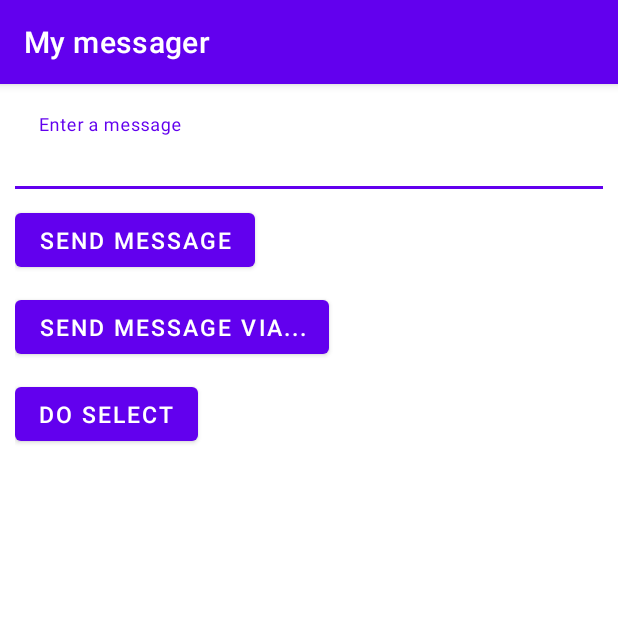
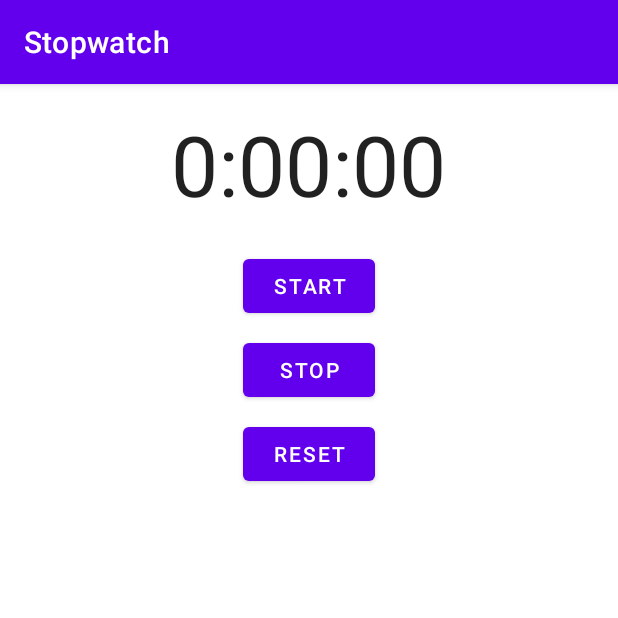
Before and after one commit to VAShapovalova/AppForMobDev, an Android app: the screen it shows after launch (CreateMessageActivity before the commit, StopwatchActivity after it), on a phone screen of 412 x 824 dp, the top half of it. Run offline under Robolectric (Android 15) with nearby library versions, the phone set to English and light mode, and no system bars.

Commit message:
Add 4 lesson

```diff
--- a/app/src/main/java/com/example/appformobdev/CreateMessageActivity.kt
+++ /dev/null
@@ -1,57 +0,0 @@
-package com.example.appformobdev
-
-import android.app.Activity
-import android.content.Intent
-import android.os.Bundle
-import android.widget.Button
-import androidx.activity.result.contract.ActivityResultContracts
-import androidx.appcompat.app.AppCompatActivity
-import com.google.android.material.textfield.TextInputLayout
-
-class CreateMessageActivity : AppCompatActivity() {
-    override fun onCreate(savedInstanceState: Bundle?) {
-        super.onCreate(savedInstanceState)
-        setContentView(R.layout.activity_create_message)
-
-        val textMessage = findViewById<TextInputLayout>(R.id.main_message)
-        val sendMessage = findViewById<Button>(R.id.main_send)
-        val sendMessageVia = findViewById<Button>(R.id.main_send_via)
-        val selectMessage = findViewById<Button>(R.id.main_select)
-
-        sendMessage.setOnClickListener {
-            val messageActivity = Intent(it.context, ReceiveMessageActivity::class.java).also { intent ->
-                val text = textMessage.editText?.text.toString()
-
-                intent.putExtra("message", text)
-            }
-
-            startActivity(messageActivity)
-        }
-
-        sendMessageVia.setOnClickListener {
-            val intent = Intent(Intent.ACTION_SEND).also { intent ->
-                val text = textMessage.editText?.text.toString()
-
-                intent.type = "text/html"
-                intent.putExtra(Intent.EXTRA_TEXT, text)
-            }
-
-            startActivity(intent)
-        }
-
-        val resultLauncher =
-            registerForActivityResult(ActivityResultContracts.StartActivityForResult()) { result ->
-                if (result.resultCode == Activity.RESULT_OK) {
-                    val data = result.data
-
-                    textMessage.editText?.setText(data?.getStringExtra("text"))
-                }
-            }
-
-        selectMessage.setOnClickListener {
-            val selectActivity = Intent(it.context, SelectMessageActivity::class.java)
-
-            resultLauncher.launch(selectActivity)
-        }
-    }
-}
--- /dev/null
+++ b/app/src/main/java/com/example/appformobdev/StopwatchActivity.kt
@@ -0,0 +1,80 @@
+package com.example.appformobdev
+
+import android.os.Bundle
+import android.os.Handler
+import android.os.Looper
+import android.view.View
+import android.widget.TextView
+import androidx.appcompat.app.AppCompatActivity
+import java.util.*
+
+class StopwatchActivity : AppCompatActivity() {
+    private var allSeconds = 0
+    private var isRunning = false
+
+
+    override fun onCreate(savedInstanceState: Bundle?) {
+        super.onCreate(savedInstanceState)
+        setContentView(R.layout.activity_stopwatch)
+
+        if (savedInstanceState != null) {
+            allSeconds = savedInstanceState.getInt(ALL_SECOND)
+            isRunning = savedInstanceState.getBoolean(IS_RUNNING)
+        }
+
+        runTimer()
+    }
+
+    private fun runTimer() {
+        val timeView: TextView = findViewById(R.id.time_view)
+
+        val handler = Handler(Looper.getMainLooper())
+        handler.run {
+            post(object : Runnable {
+                override fun run() {
+
+                    timeView.text = getTime()
+
+                    if (isRunning) {
+                        allSeconds++
+                    }
+                    handler.postDelayed(this, 1000)
+                }
+            })
+        }
+    }
+
+    private fun getTime(): String {
+        val hours = allSeconds / 3600
+        val minutes = (allSeconds % 3600) / 60
+        val secs = allSeconds % 60
+
+        return String.format(Locale.getDefault(), "%d:%02d:%02d", hours, minutes, secs)
+    }
+
+    override fun onSaveInstanceState(outState: Bundle) {
+        outState.putInt(ALL_SECOND, allSeconds)
+        outState.putBoolean(IS_RUNNING, isRunning)
+
+        super.onSaveInstanceState(outState)
+    }
+
+
+    fun onClickStart(v: View) {
+        isRunning = true
+    }
+
+    fun onClickStop(v: View) {
+        isRunning = false
+    }
+
+    fun onClickReset(v: View) {
+        isRunning = false
+        allSeconds = 0
+    }
+
+    companion object {
+        private const val ALL_SECOND = "all_seconds"
+        private const val IS_RUNNING = "is_running"
+    }
+}
--- a/app/src/main/res/layout/activity_create_message.xml
+++ /dev/null
@@ -1,50 +0,0 @@
-<?xml version="1.0" encoding="utf-8"?>
-<LinearLayout xmlns:android="http://schemas.android.com/apk/res/android"
-    xmlns:app="http://schemas.android.com/apk/res-auto"
-    xmlns:tools="http://schemas.android.com/tools"
-    android:layout_width="match_parent"
-    android:layout_height="match_parent"
-    android:gravity="start"
-    android:orientation="vertical"
-    android:padding="10sp"
-    tools:context=".CreateMessageActivity">
-
-
-    <com.google.android.material.textfield.TextInputLayout
-        android:id="@+id/main_message"
-        android:layout_width="match_parent"
-        android:layout_height="60sp"
-        android:hint="@string/enter_message">
-
-        <com.google.android.material.textfield.TextInputEditText
-            android:layout_width="match_parent"
-            android:layout_height="wrap_content"
-            android:background="@android:color/transparent"
-            android:inputType="text"
-            android:textSize="20sp" />
-    </com.google.android.material.textfield.TextInputLayout>
-
-    <Button
-        android:id="@+id/main_send"
-        android:layout_width="wrap_content"
-        android:layout_height="wrap_content"
-        android:layout_marginTop="10sp"
-        android:text="@string/send_message_button"
-        android:textSize="15sp" />
-
-    <Button
-        android:id="@+id/main_send_via"
-        android:layout_width="wrap_content"
-        android:layout_height="wrap_content"
-        android:layout_marginTop="10sp"
-        android:text="@string/send_message_via_button"
-        android:textSize="15sp" />
-
-    <Button
-        android:id="@+id/main_select"
-        android:layout_width="wrap_content"
-        android:layout_height="wrap_content"
-        android:layout_marginTop="10sp"
-        android:text="@string/select_message_button"
-        android:textSize="15sp" />
-</LinearLayout>
--- /dev/null
+++ b/app/src/main/res/layout/activity_stopwatch.xml
@@ -0,0 +1,46 @@
+<?xml version="1.0" encoding="utf-8"?>
+<LinearLayout
+    xmlns:android="http://schemas.android.com/apk/res/android"
+    xmlns:tools="http://schemas.android.com/tools"
+    android:layout_width="match_parent"
+    android:layout_height="match_parent"
+    android:orientation="vertical"
+    android:padding="16dp"
+    tools:context=".StopwatchActivity">
+
+    <TextView
+        android:id="@+id/time_view"
+        android:layout_width="wrap_content"
+        android:layout_height="wrap_content"
+        android:layout_gravity="center_horizontal"
+        android:textAppearance="@android:style/TextAppearance.Large"
+        android:textSize="56sp" />
+
+    <Button
+        android:id="@+id/start_button"
+        android:layout_width="wrap_content"
+        android:layout_height="wrap_content"
+        android:layout_gravity="center_horizontal"
+        android:layout_marginTop="20dp"
+        android:onClick="onClickStart"
+        android:text="@string/start" />
+
+    <Button
+        android:id="@+id/stop_button"
+        android:layout_width="wrap_content"
+        android:layout_height="wrap_content"
+        android:layout_gravity="center_horizontal"
+        android:layout_marginTop="8dp"
+        android:onClick="onClickStop"
+        android:text="@string/stop" />
+
+    <Button
+        android:id="@+id/reset_button"
+        android:layout_width="wrap_content"
+        android:layout_height="wrap_content"
+        android:layout_gravity="center_horizontal"
+        android:layout_marginTop="8dp"
+        android:onClick="onClickReset"
+        android:text="@string/reset" />
+
+</LinearLayout>
--- a/app/src/main/res/values/strings.xml
+++ b/app/src/main/res/values/strings.xml
@@ -1,11 +1,8 @@
 <?xml version="1.0" encoding="utf-8"?>
 <resources>
-    <string name="app_name">My messager</string>
+    <string name="app_name">Stopwatch</string>
     <string name="enter_message">Enter a message</string>
-    <string name="send_message_button">Send message</string>
-    <string name="send_message_via_button">Send message via...</string>
-    <string name="select_message_button">Do select</string>
-    <string name="animal_crow">Crow</string>
-    <string name="animal_dog">Dog</string>
-    <string name="animal_cat">Cat</string>
+    <string name="start">Start</string>
+    <string name="stop">Stop</string>
+    <string name="reset">Reset</string>
 </resources>
```
Also changed, not shown: app/src/main/AndroidManifest.xml (+4 -9 lines), app/src/main/java/com/example/appformobdev/ReceiveMessageActivity.kt (deleted, +0 -16 lines), app/src/main/java/com/example/appformobdev/SelectMessageActivity.kt (deleted, +0 -26 lines), app/src/main/res/layout/activity_receive_message.xml (deleted, +0 -18 lines), app/src/main/res/layout/activity_select_message.xml (deleted, +0 -34 lines), 1 other file.
